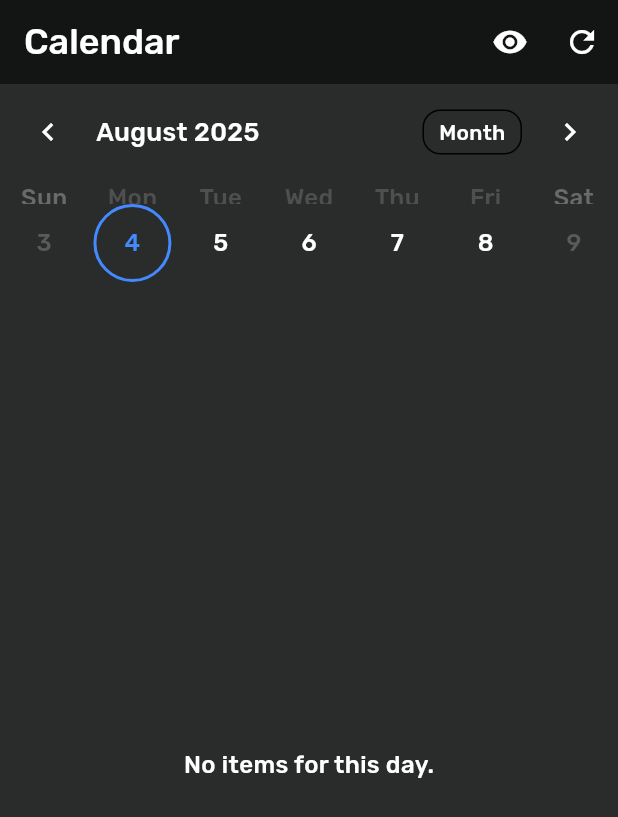
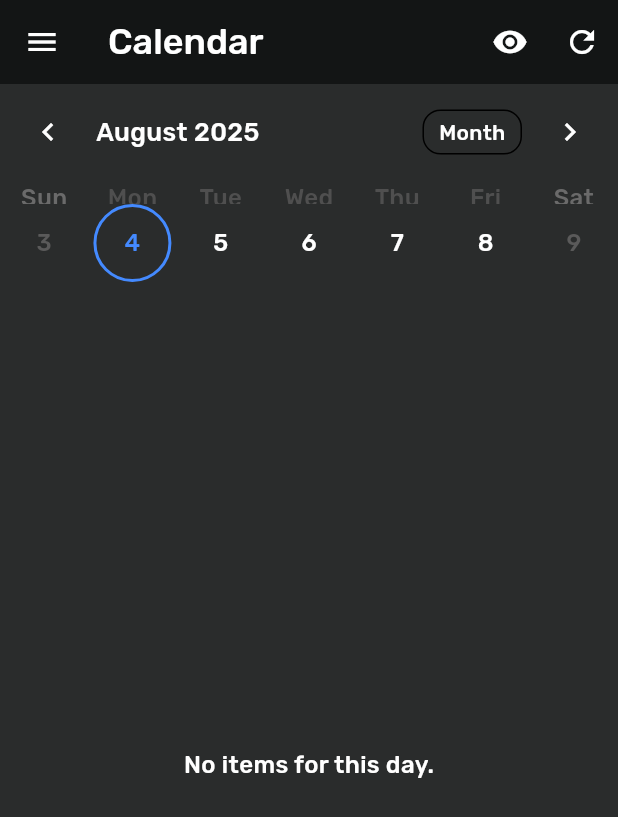
Before and after one commit to TomasPalsson/canvas_app, a Flutter app: the CalendarComp screen opened directly, after a tap on the "hide source" icon, on a phone screen of 412 x 824 dp. Shown: the top 817 px of the screen. Run offline on Flutter 3.47's test engine with Material 3 defaults, Android fonts, the phone set to English and light mode, and no system bars; drawn by our look-alikes of table_calendar; our stand-ins replace file_picker, flutter_markdown, flutter_widget_from_html, fluttertoast, freezed_annotation, google_fonts and 3 more; missing offline and left inert: syncfusion_flutter_pdfviewer; accounts and stored records are empty.

Commit message:
minor fixes

```diff
--- a/lib/Components/calendar_comp.dart
+++ b/lib/Components/calendar_comp.dart
@@ -1,4 +1,5 @@
 import 'package:canvas_app/Components/loading_enum.dart';
+import 'package:canvas_app/Components/main_drawer.dart';
 import 'package:canvas_app/Providers/settings_provider.dart';
 import 'package:flutter/material.dart';
 import 'package:provider/provider.dart';
@@ -62,6 +63,7 @@ class _CalendarCompState extends State<CalendarComp> {
           ),
         ],
       ),
+      drawer: MainDrawer(),
       body: Column(
         children: [
           TableCalendar(
--- a/lib/Components/flashcards/flashcard_deck_widget.dart
+++ b/lib/Components/flashcards/flashcard_deck_widget.dart
@@ -16,6 +16,7 @@ class FlashcardDeckWidget extends StatelessWidget {
   @override
   Widget build(BuildContext context) {
     return Card(
+      color: Theme.of(context).cardColor,
       child: InkWell(
         onTap: () {
           Navigator.push(
--- /dev/null
+++ b/lib/Components/main_drawer.dart
@@ -0,0 +1,38 @@
+import 'package:canvas_app/Screens/Base%20Screens/settings_screen.dart';
+import 'package:flutter/material.dart';
+
+class MainDrawer extends StatelessWidget {
+  const MainDrawer({super.key});
+
+  @override
+  Widget build(BuildContext context) {
+    return Drawer(
+      child: ListView(
+        padding: EdgeInsets.zero,
+        children: [
+          DrawerHeader(
+            child: Text(
+              'Main Menu',
+              style: TextStyle(
+                color: Colors.white,
+                fontSize: 24,
+              ),
+            ),
+          ),
+          ListTile(
+            leading: Icon(Icons.settings),
+            title: Text('Settings'),
+            onTap: () {
+              Navigator.push(context,
+                MaterialPageRoute(
+                  builder: (context) => SettingsScreen(),
+                ),
+            );
+
+            },
+          ),
+        ],
+      ),
+    );
+  }
+}
--- a/lib/Screens/Base Screens/home_screen.dart
+++ b/lib/Screens/Base Screens/home_screen.dart
@@ -1,3 +1,4 @@
+import 'package:canvas_app/Components/main_drawer.dart';
 import 'package:flutter/material.dart';
 import 'package:provider/provider.dart';
 
@@ -41,7 +42,6 @@ class _HomeScreenState extends State<HomeScreen> {
   }
 
   final List<Widget> _pages = [
-    SettingsScreen(),
     CalendarMain(),
     AllCoursesScreen(),
   ];
@@ -53,9 +53,7 @@ class _HomeScreenState extends State<HomeScreen> {
         currentIndex: _selectedIndex,
         onTap: _onItemTapped,
         items: [
-          BottomNavigationBarItem(
-              icon: Icon(Icons.settings), label: "Settings"),
-          BottomNavigationBarItem(icon: Icon(Icons.home), label: "Home"),
+          BottomNavigationBarItem(icon: Icon(Icons.calendar_today), label: "Calendar"),
           BottomNavigationBarItem(icon: Icon(Icons.list), label: "All Courses"),
         ],
       ),
--- a/lib/Screens/Base Screens/settings_screen.dart
+++ b/lib/Screens/Base Screens/settings_screen.dart
@@ -1,3 +1,4 @@
+import 'package:canvas_app/Components/main_drawer.dart';
 import 'package:flutter/material.dart';
 import 'package:provider/provider.dart';
 
@@ -19,6 +20,7 @@ class _SettingsScreenState extends State<SettingsScreen> {
       appBar: AppBar(
         title: const Text('Settings'),
       ),
+      drawer: MainDrawer(),
       body: Consumer<SettingsProvider>(
         builder: (context, SettingsProvider, child) {
           return ListView(
@@ -91,8 +93,7 @@ class _SettingsScreenState extends State<SettingsScreen> {
                 title: 'Dark Mode',
                 value: SettingsProvider.settingsData.isDarkMode,
                 onChanged: (value) {
-                  SettingsProvider.settingsData.isDarkMode = value;
-                  SettingsProvider.settingsData.save();
+                  SettingsProvider.toggleTheme();
                 },
               ),
               const SizedBox(height: 8),
--- a/lib/Screens/Canvas/Course/all_courses_list.dart
+++ b/lib/Screens/Canvas/Course/all_courses_list.dart
@@ -1,3 +1,4 @@
+import 'package:canvas_app/Components/main_drawer.dart';
 import 'package:canvas_app/Providers/settings_provider.dart';
 import 'package:flutter/material.dart';
 import 'package:provider/provider.dart';
@@ -33,6 +34,7 @@ class AllCoursesScreen extends StatelessWidget {
                 icon: Icon(Icons.filter_list))
           ],
         ),
+        drawer: MainDrawer(),
         body: Column(
           children: [
             Expanded(
--- a/lib/Screens/flashcards/flashcard_study_screen.dart
+++ b/lib/Screens/flashcards/flashcard_study_screen.dart
@@ -82,6 +82,7 @@ class _FlashcardStudyScreenState extends State<FlashcardStudyScreen> {
 
   Widget _buildCard(Flashcard card) {
     return Card(
+      color: Theme.of(context).cardColor,
       margin: const EdgeInsets.all(16),
       child: InkWell(
         onTap: () {
```
Also changed, not shown: lib/Providers/settings_provider.dart (+17 -4 lines).
